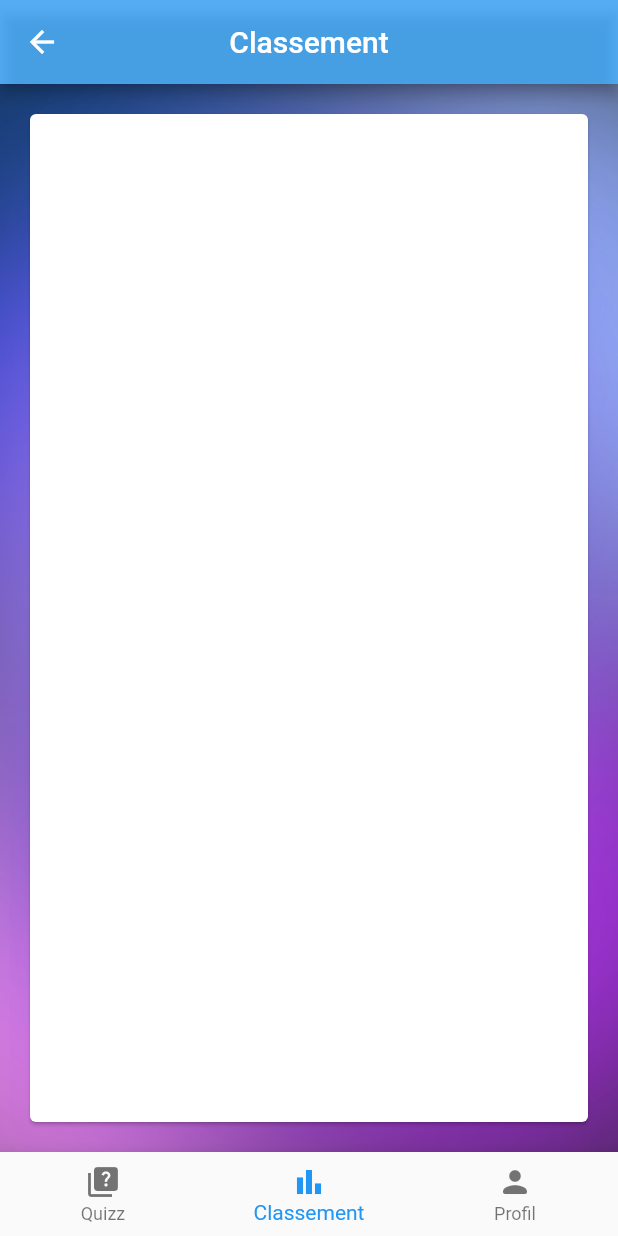
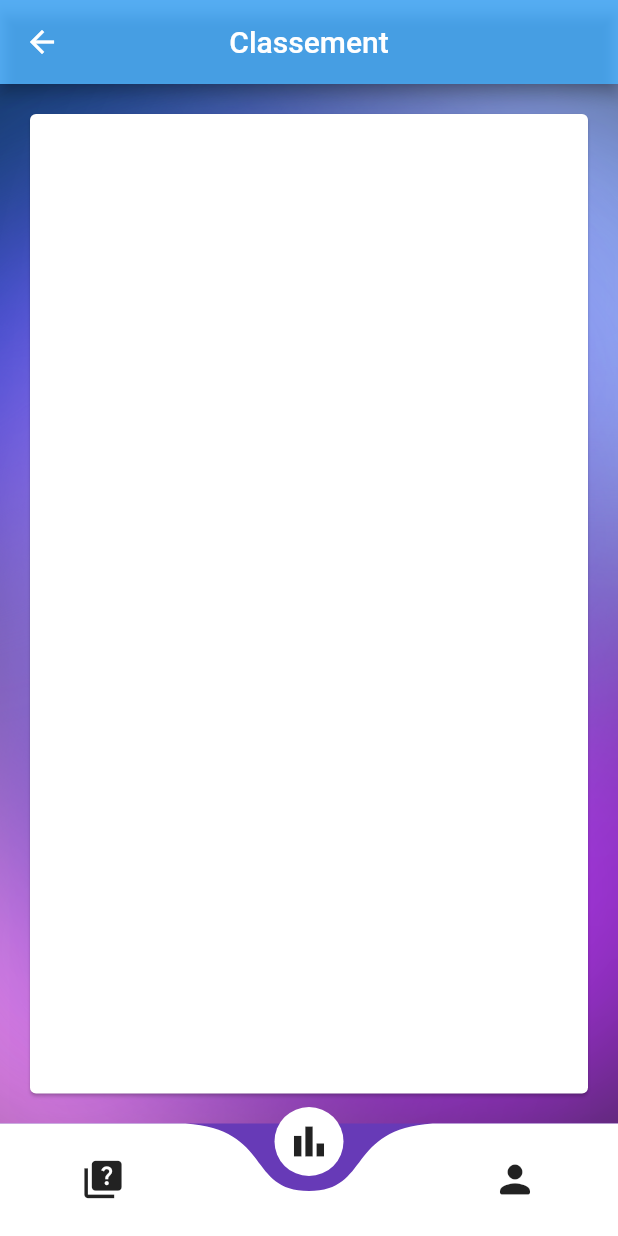
Before and after one commit to unknnow/FlutterTrivialPursuit, a Flutter app: the MyHomePage screen opened by its route, item 2 of the bottom bar chosen, on a phone screen of 412 x 824 dp. Run offline on Flutter 3.47's test engine with Material 2 defaults, Android fonts, the phone set to English and light mode, and no system bars; drawn by our look-alikes of curved_navigation_bar; our stand-ins replace beamer, cloud_firestore, firebase_auth, firebase_core, firebase_storage, flutter_bloc and 4 more; accounts and stored records are empty; network calls fail.

Commit message:
Merge Julien

```diff
--- a/lib/main.dart
+++ b/lib/main.dart
@@ -1,4 +1,5 @@
 import 'package:beamer/beamer.dart';
+import 'package:curved_navigation_bar/curved_navigation_bar.dart';
 import 'package:flutter/material.dart';
 import 'package:fluttertrivialp/firebase_options.dart';
 import 'package:fluttertrivialp/ui/pages/game/game_page.dart';
@@ -20,15 +21,12 @@ class MyApp extends StatelessWidget {
   MyApp({Key? key}) : super(key: key);
 
   final routerDelegate = BeamerDelegate(
-      locationBuilder: RoutesLocationBuilder(
-        routes: {
-          '/': (context, state, data) => SignInPage(),
-          '/login': (context, state, data) => SignUpPage(),
-          '/home': (context, state, data) => MyHomePage(title: ('Welcome'))
-          // '/': (context, state, data) => MyHomePage(title: ('Welcome'))
-        }
-      )
-  );
+      locationBuilder: RoutesLocationBuilder(routes: {
+    '/': (context, state, data) => SignInPage(),
+    '/login': (context, state, data) => SignUpPage(),
+    '/home': (context, state, data) => MyHomePage(title: ('Welcome'))
+    // '/': (context, state, data) => MyHomePage(title: ('Welcome'))
+  }));
 
   // This widget is the root of your application.
   @override
@@ -47,7 +45,8 @@ class MyApp extends StatelessWidget {
       debugShowCheckedModeBanner: false,
       routeInformationParser: BeamerParser(),
       routerDelegate: routerDelegate,
-      backButtonDispatcher: BeamerBackButtonDispatcher(delegate: routerDelegate),
+      backButtonDispatcher:
+          BeamerBackButtonDispatcher(delegate: routerDelegate),
     );
   }
 }
@@ -76,24 +75,24 @@ class _MyHomePageState extends State<MyHomePage> {
     });
   }
 
+  int _page = 0;
+  GlobalKey<CurvedNavigationBarState> _bottomNavigationKey = GlobalKey();
+
   @override
   Widget build(BuildContext context) {
     return Scaffold(
       body: Center(
         child: _pages[_selectedIndex],
       ),
-      bottomNavigationBar: BottomNavigationBar(
-        items: const [
-          BottomNavigationBarItem(icon: Icon(Icons.quiz), label: "Quizz"),
-          BottomNavigationBarItem(
-              icon: Icon(Icons.bar_chart_sharp), label: "Classement"),
-          BottomNavigationBarItem(
-              icon: Icon(Icons.person_rounded), label: "Profil"),
-          // BottomNavigationBarItem(
-          //     icon: Icon(Icons.login), label: "SignUp"),
+      bottomNavigationBar: CurvedNavigationBar(
+        key: _bottomNavigationKey,
+        backgroundColor: Colors.deepPurple,
+        items: const <Widget>[
+          Icon(Icons.quiz, size: 30),
+          Icon(Icons.bar_chart_sharp, size: 30),
+          Icon(Icons.person_rounded, size: 30),
         ],
-        currentIndex: _selectedIndex,
-        selectedItemColor: Colors.blue,
+        index: _selectedIndex,
         onTap: _onItemTapped,
       ),
     );
```
Also changed, not shown: pubspec.yaml (+9 -0 lines), assets/images/logo_size.jpg (added), assets/images/logo_size_invert.jpg (added), pubspec.lock, 22 other files.
